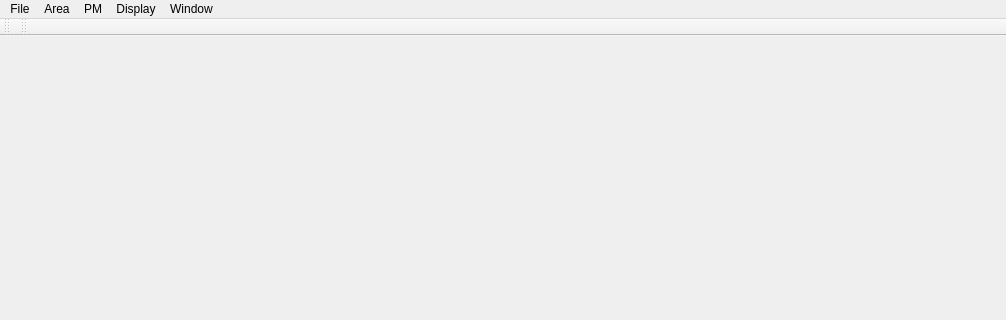
Before: the Qt Designer form StreetDesigner/MainWindow.ui in gnishida/StreetDesigner, drawn with Qt 5; both pictures show x 0 to 1006 and y 0 to 320 of the 1006 by 800 pixel window.
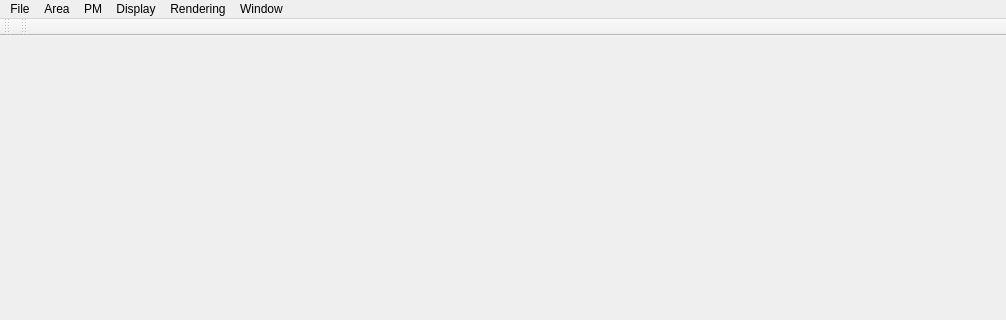
After: the same form once the commit is applied. Icons and pictures are not drawn.

```diff
--- a/StreetDesigner/MainWindow.ui
+++ b/StreetDesigner/MainWindow.ui
@@ -90,10 +90,19 @@
     </widget>
     <addaction name="menuRoads"/>
    </widget>
+   <widget class="QMenu" name="menuRendering">
+    <property name="title">
+     <string>Rendering</string>
+    </property>
+    <addaction name="actionRenderingDefault"/>
+    <addaction name="actionRenderingTexture"/>
+    <addaction name="actionRenderingGroupBy"/>
+   </widget>
    <addaction name="menuFile"/>
    <addaction name="menuArea"/>
    <addaction name="menuPM"/>
    <addaction name="menuDisplay"/>
+   <addaction name="menuRendering"/>
    <addaction name="menuWindow"/>
   </widget>
   <widget class="QToolBar" name="fileToolBar">
```
Left out of the diff: 22 changed lines with no effect on the pictures.
